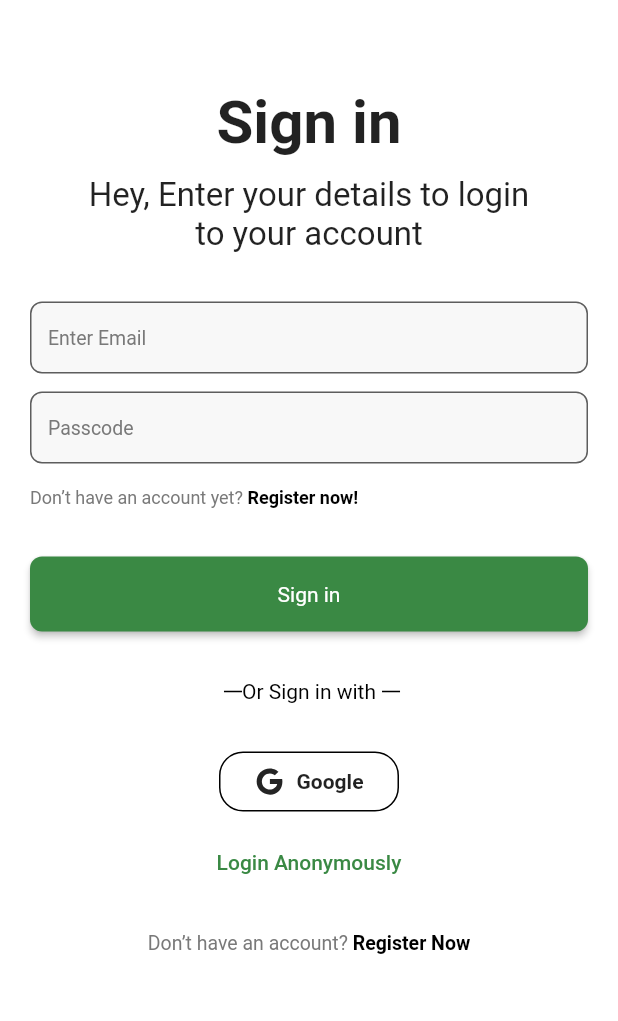
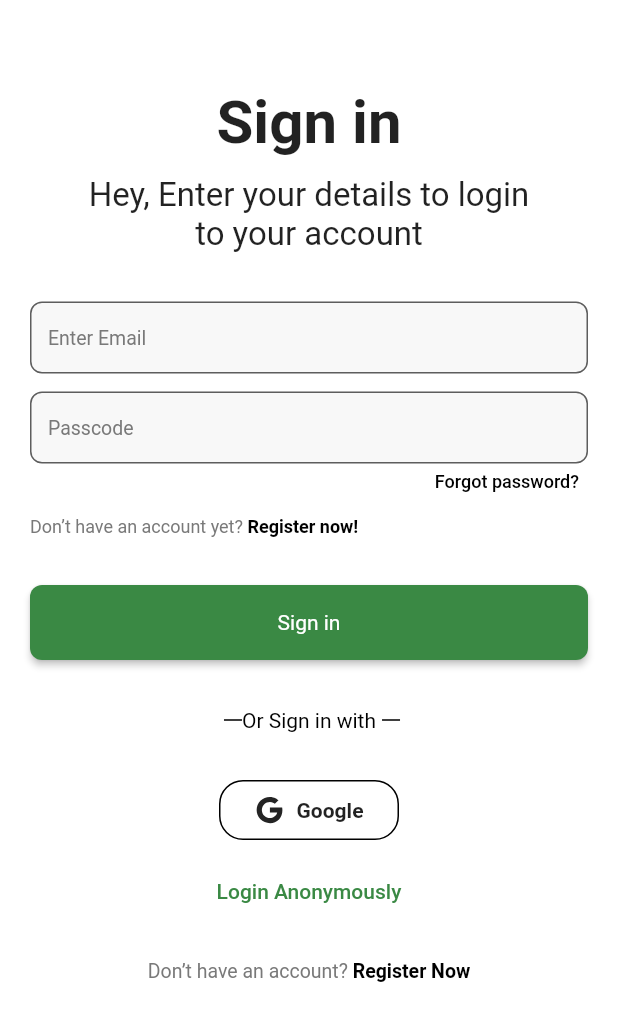
Before and after one commit to jumashovnursultan/ads_mob_app, a Flutter app: the screen it shows after launch, on a phone screen of 412 x 824 dp. Shown: the top 1021 px of the screen. Run offline on Flutter 3.47's test engine with Material 2 defaults, Android fonts, the phone set to English and light mode, and no system bars; our stand-ins replace firebase_auth, firebase_core, flutter_bloc, flutter_hooks, flutter_screenutil, flutter_svg and 6 more; accounts and stored records are empty; generated files the repository leaves out were written again.

Commit message:
restore password

```diff
--- a/lib/features/auth/sign_in/logic/sign_in_cubit.dart
+++ b/lib/features/auth/sign_in/logic/sign_in_cubit.dart
@@ -36,6 +36,8 @@ class SignInCubit extends Cubit<SignInState> {
         emit(state.copyWith(error: 'user-not-found'));
       } else if (e.code == 'wrong-password') {
         emit(state.copyWith(error: 'wrong-password'));
+      } else if (e.code == 'invalid-email') {
+        emit(state.copyWith(error: 'invalid-email'));
       }
     }
   }
--- a/lib/features/auth/sign_in/sign_in_page.dart
+++ b/lib/features/auth/sign_in/sign_in_page.dart
@@ -1,5 +1,6 @@
 import 'dart:io';
 
+import 'package:ads_mobile_app/features/auth/restore_password/restore_password_page.dart';
 import 'package:ads_mobile_app/features/auth/sign_in/logic/sign_in_cubit.dart';
 import 'package:ads_mobile_app/features/auth/sign_in/widgets/custom_divider.dart';
 import 'package:ads_mobile_app/features/auth/sign_in/widgets/login_via_social_network.dart';
@@ -64,7 +65,8 @@ class SignInPage extends HookConsumerWidget {
                         },
                         decoration: InputDecoration(
                           hintText: 'Enter Email',
-                          errorBorder: state.error == 'user-not-found'
+                          errorBorder: state.error == 'invalid-email' ||
+                                  state.error == 'user-not-found'
                               ? OutlineInputBorder(
                                   borderRadius: BorderRadius.circular(8),
                                   borderSide:
@@ -73,7 +75,9 @@ class SignInPage extends HookConsumerWidget {
                               : null,
                           errorText: state.error == 'user-not-found'
                               ? 'No user found for that email.'
-                              : null,
+                              : state.error == 'invalid-email'
+                                  ? 'invalid-email'
+                                  : null,
                         ),
                       );
                     },
@@ -105,6 +109,25 @@ class SignInPage extends HookConsumerWidget {
                         ),
                       );
                     },
+                  ),
+                  const Gap(5),
+                  Align(
+                    alignment: Alignment.centerRight,
+                    child: GestureDetector(
+                      onTap: () => Navigator.push(
+                        context,
+                        MaterialPageRoute(
+                          builder: (context) => const RestorePasswordPage(),
+                        ),
+                      ),
+                      child: const Text(
+                        'Forgot password?  ',
+                        style: TextStyle(
+                            color: Color(0xFF000000),
+                            fontWeight: FontWeight.w500,
+                            fontSize: 12),
+                      ),
+                    ),
                   ),
                   const Gap(16),
                   Align(
```
Also changed, not shown: lib/features/auth/restore_password/logic/restore_password_cubit.dart (added, +43 -0 lines), lib/features/auth/restore_password/restore_password_page.dart (added, +79 -0 lines), lib/features/auth/restore_password/logic/restore_password_cubit.freezed.dart (added).
